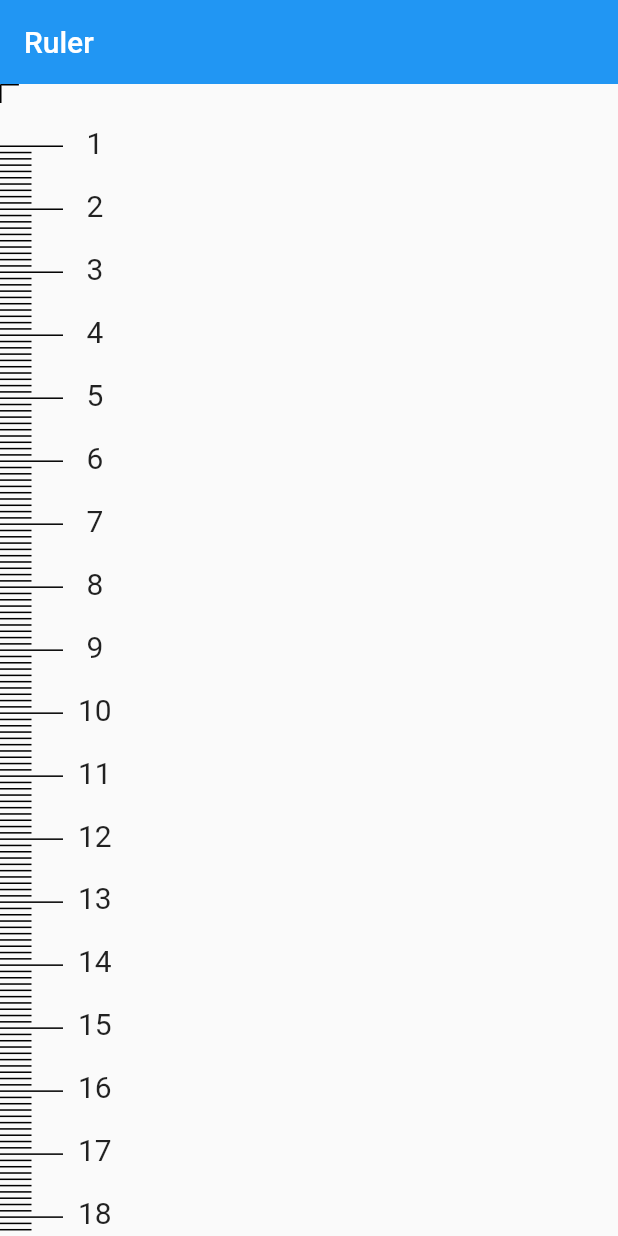
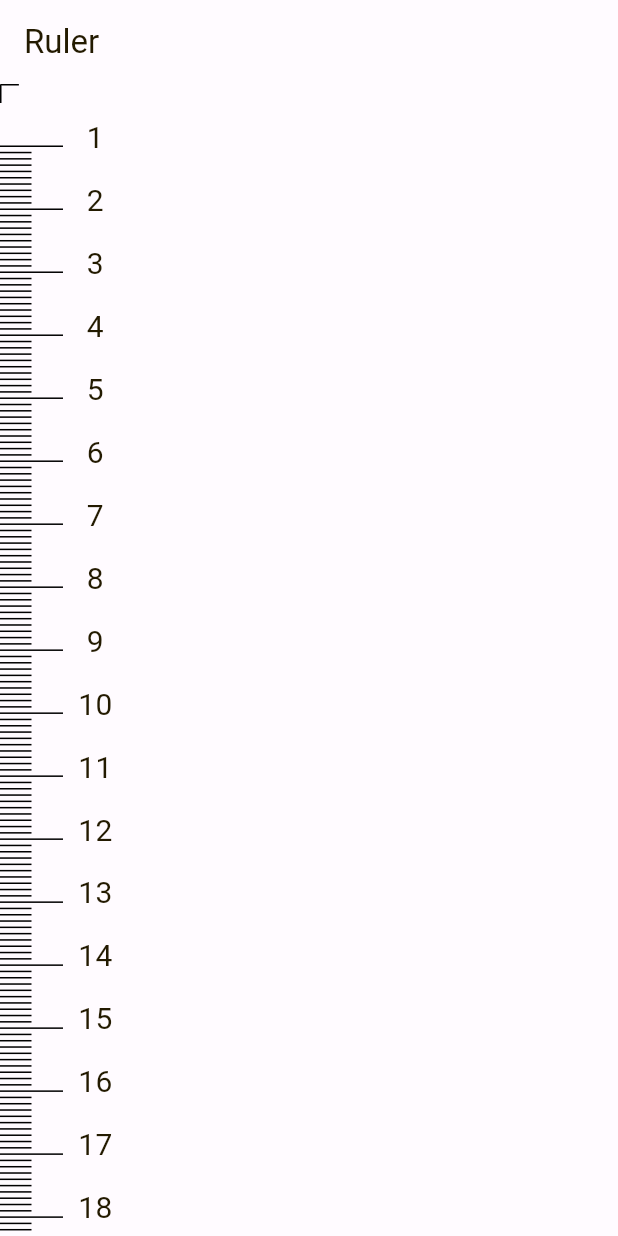
Before and after one commit to thpir/ruler-app, a Flutter app: the screen it shows after launch, on a phone screen of 412 x 824 dp. Run offline on Flutter 3.47's test engine with Material 2 defaults, Android fonts, the phone set to English and light mode, and no system bars.

Commit message:
Added theme

```diff
--- a/lib/main.dart
+++ b/lib/main.dart
@@ -2,6 +2,8 @@ import 'dart:async';
 
 import 'package:flutter/material.dart';
 import 'package:flutter/services.dart';
+
+import './theme/color_schemes.dart';
 
 void main() {
   WidgetsFlutterBinding.ensureInitialized(); // add this line
@@ -18,10 +20,12 @@ class MyApp extends StatelessWidget {
   Widget build(BuildContext context) {
     return MaterialApp(
       title: 'Ruler',
-      theme: ThemeData(
-        primarySwatch: Colors.blue,
+      /*theme: ThemeData(
+        primarySwatch: Colors.amber,
         visualDensity: VisualDensity.adaptivePlatformDensity,
-      ),
+      ),*/
+      theme: ThemeData(useMaterial3: true, colorScheme: lightColorScheme),
+      darkTheme: ThemeData(useMaterial3: true, colorScheme: darkColorScheme),
       home: const MyHomePage(title: 'Ruler'),
     );
   }
--- /dev/null
+++ b/lib/theme/color_schemes.dart
@@ -0,0 +1,69 @@
+import 'package:flutter/material.dart';
+
+const lightColorScheme = ColorScheme(
+  brightness: Brightness.light,
+  primary: Color(0xFF775A00),
+  onPrimary: Color(0xFFFFFFFF),
+  primaryContainer: Color(0xFFFFDF97),
+  onPrimaryContainer: Color(0xFF251A00),
+  secondary: Color(0xFF775A00),
+  onSecondary: Color(0xFFFFFFFF),
+  secondaryContainer: Color(0xFFFFDF97),
+  onSecondaryContainer: Color(0xFF251A00),
+  tertiary: Color(0xFF775A00),
+  onTertiary: Color(0xFFFFFFFF),
+  tertiaryContainer: Color(0xFFFFDF97),
+  onTertiaryContainer: Color(0xFF251A00),
+  error: Color(0xFFBA1A1A),
+  errorContainer: Color(0xFFFFDAD6),
+  onError: Color(0xFFFFFFFF),
+  onErrorContainer: Color(0xFF410002),
+  background: Color(0xFFFFFBFF),
+  onBackground: Color(0xFF231A00),
+  surface: Color(0xFFFFFBFF),
+  onSurface: Color(0xFF231A00),
+  surfaceVariant: Color(0xFFECE1CF),
+  onSurfaceVariant: Color(0xFF4D4639),
+  outline: Color(0xFF7E7667),
+  onInverseSurface: Color(0xFFFFF0CB),
+  inverseSurface: Color(0xFF3C2F00),
+  inversePrimary: Color(0xFFF7BE00),
+  shadow: Color(0xFF000000),
+  surfaceTint: Color(0xFF775A00),
+  //outlineVariant: Color(0xFFD0C5B4),
+  //scrim: Color(0xFF000000),
+);
+
+const darkColorScheme = ColorScheme(
+  brightness: Brightness.dark,
+  primary: Color(0xFFF7BE00),
+  onPrimary: Color(0xFF3E2E00),
+  primaryContainer: Color(0xFF5A4300),
+  onPrimaryContainer: Color(0xFFFFDF97),
+  secondary: Color(0xFFF7BE00),
+  onSecondary: Color(0xFF3E2E00),
+  secondaryContainer: Color(0xFF5A4300),
+  onSecondaryContainer: Color(0xFFFFDF97),
+  tertiary: Color(0xFFF7BE00),
+  onTertiary: Color(0xFF3E2E00),
+  tertiaryContainer: Color(0xFF5A4300),
+  onTertiaryContainer: Color(0xFFFFDF97),
+  error: Color(0xFFFFB4AB),
+  errorContainer: Color(0xFF93000A),
+  onError: Color(0xFF690005),
+  onErrorContainer: Color(0xFFFFDAD6),
+  background: Color(0xFF231A00),
+  onBackground: Color(0xFFFFE086),
+  surface: Color(0xFF231A00),
+  onSurface: Color(0xFFFFE086),
+  surfaceVariant: Color(0xFF4D4639),
+  onSurfaceVariant: Color(0xFFD0C5B4),
+  outline: Color(0xFF999080),
+  onInverseSurface: Color(0xFF231A00),
+  inverseSurface: Color(0xFFFFE086),
+  inversePrimary: Color(0xFF775A00),
+  shadow: Color(0xFF000000),
+  surfaceTint: Color(0xFFF7BE00),
+  //outlineVariant: Color(0xFF4D4639),
+  //scrim: Color(0xFF000000),
+);
--- a/pubspec.yaml
+++ b/pubspec.yaml
@@ -37,6 +37,7 @@ dependencies:
   # Use with the CupertinoIcons class for iOS style icons.
   cupertino_icons: ^1.0.2
   flutter_launcher_icons: ^0.12.0
+  change_app_package_name: ^1.1.0
 
 dev_dependencies:
   flutter_test:
```
Also changed, not shown: pubspec.lock, 6 other files.
